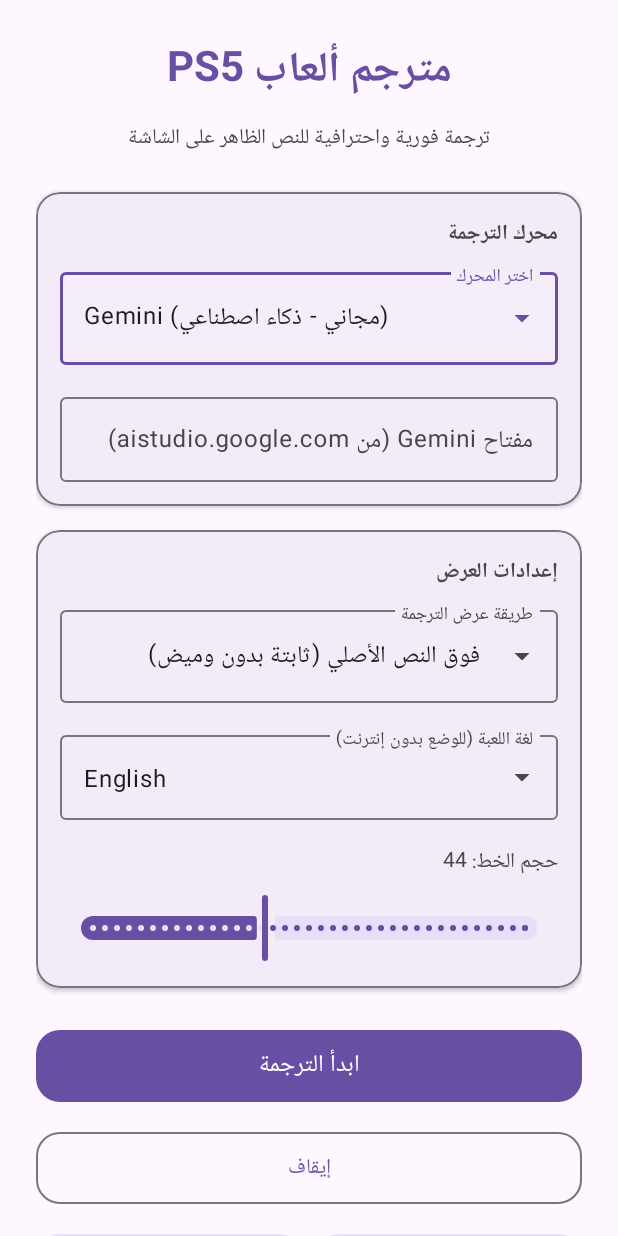
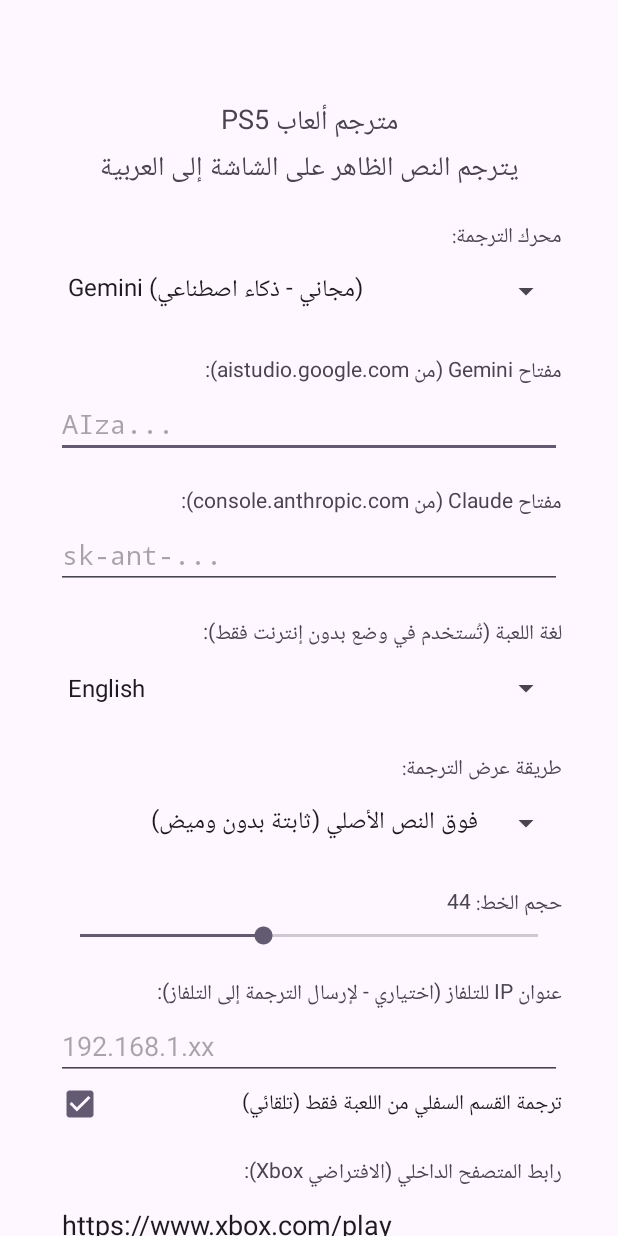
Before and after one commit to achfethi22-stack/Fth-translat, an Android app: the screen it shows after launch (MainActivity), on a phone screen of 412 x 824 dp. Run offline under Robolectric (Android 15) with nearby library versions, the phone set to English and light mode, and no system bars.

Commit message:
Update MainActivity.kt

```diff
--- a/app/src/main/java/com/example/pstranslate/MainActivity.kt
+++ b/app/src/main/java/com/example/pstranslate/MainActivity.kt
@@ -10,41 +10,34 @@ import android.os.Build
 import android.os.Bundle
 import android.provider.Settings
 import android.text.Editable
+import android.text.InputType
 import android.text.TextWatcher
+import android.view.Gravity
 import android.view.View
-import android.widget.ArrayAdapter
-import android.widget.Toast
+import android.widget.*
 import androidx.activity.ComponentActivity
 import androidx.activity.result.contract.ActivityResultContracts
-import com.google.android.material.slider.Slider
-import com.google.android.material.textfield.MaterialAutoCompleteTextView
-import com.google.android.material.textfield.TextInputEditText
-import com.google.android.material.textfield.TextInputLayout
-import com.google.android.material.button.MaterialButton
-import android.widget.TextView
 
 class MainActivity : ComponentActivity() {
 
     private val langs = listOf(
-        "en-US" to "English (American)", "en" to "English", "fr" to "Français", "es" to "Español",
-        "de" to "Deutsch", "it" to "Italiano", "pt" to "Português", "tr" to "Türkçe"
+        "en" to "English", "fr" to "Fran\u00e7ais", "es" to "Espa\u00f1ol",
+        "de" to "Deutsch", "it" to "Italiano", "pt" to "Portugu\u00eas", "tr" to "T\u00fcrk\u00e7e"
     )
-
     private val engines = listOf(
-        "Gemini (مجاني - ذكاء اصطناعي)",
-        "بدون إنترنت (مجاني - أبسط)"
+        "Gemini (\u0645\u062c\u0627\u0646\u064a - \u0630\u0643\u0627\u0621 \u0627\u0635\u0637\u0646\u0627\u0639\u064a)",
+        "Claude (\u0645\u062f\u0641\u0648\u0639 - \u0627\u0644\u0623\u062f\u0642)",
+        "\u0628\u062f\u0648\u0646 \u0625\u0646\u062a\u0631\u0646\u062a (\u0645\u062c\u0627\u0646\u064a - \u0623\u0628\u0633\u0637)"
     )
-
+    private lateinit var engineSpinner: Spinner
+    private lateinit var langSpinner: Spinner
+    private lateinit var claudeBox: EditText
+    private lateinit var geminiBox: EditText
+    private var openWebAfter = false
     private val modes = listOf(
-        "فوق النص الأصلي (ثابتة بدون وميض)",
-        "تغطية النص الأصلي (قد تومض)"
+        "\u0641\u0648\u0642 \u0627\u0644\u0646\u0635 \u0627\u0644\u0623\u0635\u0644\u064a (\u062b\u0627\u0628\u062a\u0629 \u0628\u062f\u0648\u0646 \u0648\u0645\u064a\u0636)",
+        "\u062a\u063a\u0637\u064a\u0629 \u0627\u0644\u0646\u0635 \u0627\u0644\u0623\u0635\u0644\u064a (\u0642\u062f \u062a\u0648\u0645\u0636)"
     )
-
-    private lateinit var engineSpinner: MaterialAutoCompleteTextView
-    private lateinit var langSpinner: MaterialAutoCompleteTextView
-    private lateinit var geminiBox: TextInputEditText
-    private lateinit var geminiInputLayout: TextInputLayout
-    private lateinit var tvIpBox: TextInputEditText
 
     private val captureLauncher =
         registerForActivityResult(ActivityResultContracts.StartActivityForResult()) { r ->
@@ -53,121 +46,191 @@ class MainActivity : ComponentActivity() {
                     .putExtra("code", r.resultCode)
                     .putExtra("data", r.data)
                 startForegroundService(i)
-                Toast.makeText(this, "تم التشغيل. افتح PS Remote Play الآن", Toast.LENGTH_LONG).show()
-                moveTaskToBack(true)
+                Toast.makeText(this, "\u062a\u0645 \u0627\u0644\u062a\u0634\u063a\u064a\u0644. \u0627\u0641\u062a\u062d PS Remote Play \u0627\u0644\u0622\u0646", Toast.LENGTH_LONG).show()
+                if (openWebAfter) startActivity(Intent(this, WebActivity::class.java)) else moveTaskToBack(true)
             }
+        }
+
+    private fun label(t: String) = TextView(this).apply { text = t }
+
+    private fun keyBox(hintText: String, saved: String?) = EditText(this).apply {
+        hint = hintText
+        inputType = InputType.TYPE_CLASS_TEXT or InputType.TYPE_TEXT_VARIATION_PASSWORD
+        setText(saved ?: "")
     }
 
     override fun onCreate(savedInstanceState: Bundle?) {
         super.onCreate(savedInstanceState)
-        setContentView(R.layout.activity_main)
+        val prefs = getSharedPreferences("prefs", MODE_PRIVATE)
+        val scroll = ScrollView(this)
+        val root = LinearLayout(this).apply {
+            orientation = LinearLayout.VERTICAL
+            setPadding(56, 100, 56, 56)
+            gravity = Gravity.CENTER_HORIZONTAL
+        }
+        scroll.addView(root)
 
-        val prefs = getSharedPreferences("prefs", MODE_PRIVATE)
+        root.addView(TextView(this).apply {
+            text = "\u0645\u062a\u0631\u062c\u0645 \u0623\u0644\u0639\u0627\u0628 PS5\n\u064a\u062a\u0631\u062c\u0645 \u0627\u0644\u0646\u0635 \u0627\u0644\u0638\u0627\u0647\u0631 \u0639\u0644\u0649 \u0627\u0644\u0634\u0627\u0634\u0629 \u0625\u0644\u0649 \u0627\u0644\u0639\u0631\u0628\u064a\u0629"
+            textSize = 18f
+            gravity = Gravity.CENTER
+        })
 
-        // ربط العناصر
-        engineSpinner = findViewById(R.id.engineSpinner)
-        langSpinner = findViewById(R.id.langSpinner)
-        geminiBox = findViewById(R.id.geminiBox)
-        geminiInputLayout = findViewById(R.id.geminiInputLayout)
-        tvIpBox = findViewById(R.id.tvIpBox)
-        val modeSpinner = findViewById<MaterialAutoCompleteTextView>(R.id.modeSpinner)
-        val fontLabel = findViewById<TextView>(R.id.fontLabel)
-        val fontSlider = findViewById<Slider>(R.id.fontSlider)
+        root.addView(label("\n\u0645\u062d\u0631\u0643 \u0627\u0644\u062a\u0631\u062c\u0645\u0629:"))
+        engineSpinner = Spinner(this).apply {
+            adapter = ArrayAdapter(this@MainActivity, android.R.layout.simple_spinner_dropdown_item, engines)
+            setSelection(prefs.getInt("engine", 0))
+        }
+        root.addView(engineSpinner)
 
-        val btnStart = findViewById<MaterialButton>(R.id.btnStart)
-        val btnStop = findViewById<MaterialButton>(R.id.btnStop)
-        val btnSelectArea = findViewById<MaterialButton>(R.id.btnSelectArea)
-        val btnFullScreen = findViewById<MaterialButton>(R.id.btnFullScreen)
+        root.addView(label("\n\u0645\u0641\u062a\u0627\u062d Gemini (\u0645\u0646 aistudio.google.com):"))
+        geminiBox = keyBox("AIza...", prefs.getString("gemini_key", ""))
+        root.addView(geminiBox)
 
-        // إعداد المحركات
-        engineSpinner.setAdapter(ArrayAdapter(this, android.R.layout.simple_dropdown_item_1line, engines))
-        val savedEngine = prefs.getInt("engine", 0).coerceIn(0, engines.lastIndex)
-        engineSpinner.setText(engines[savedEngine], false)
+        root.addView(label("\n\u0645\u0641\u062a\u0627\u062d Claude (\u0645\u0646 console.anthropic.com):"))
+        claudeBox = keyBox("sk-ant-...", prefs.getString("api_key", ""))
+        root.addView(claudeBox)
 
-        // إخفاء/إظهار حقل Gemini بناءً على المحرك
-        engineSpinner.setOnItemClickListener { _, _, position, _ ->
-            geminiInputLayout.visibility = if (position == 0) View.VISIBLE else View.GONE
+        root.addView(label("\n\u0644\u063a\u0629 \u0627\u0644\u0644\u0639\u0628\u0629 (\u062a\u064f\u0633\u062a\u062e\u062f\u0645 \u0641\u064a \u0648\u0636\u0639 \u0628\u062f\u0648\u0646 \u0625\u0646\u062a\u0631\u0646\u062a \u0641\u0642\u0637):"))
+        langSpinner = Spinner(this).apply {
+            adapter = ArrayAdapter(this@MainActivity, android.R.layout.simple_spinner_dropdown_item, langs.map { it.second })
+            val saved = prefs.getString("lang", "en")
+            setSelection(langs.indexOfFirst { it.first == saved }.coerceAtLeast(0))
         }
-        geminiInputLayout.visibility = if (savedEngine == 0) View.VISIBLE else View.GONE
-        geminiBox.setText(prefs.getString("gemini_key", ""))
+        root.addView(langSpinner)
 
-        // إعداد اللغات
-        langSpinner.setAdapter(ArrayAdapter(this, android.R.layout.simple_dropdown_item_1line, langs.map { it.second }))
-        val savedLang = prefs.getString("lang", "en")
-        val langIndex = langs.indexOfFirst { it.first == savedLang }.coerceAtLeast(0)
-        langSpinner.setText(langs[langIndex].second, false)
+        root.addView(label("\n\u0637\u0631\u064a\u0642\u0629 \u0639\u0631\u0636 \u0627\u0644\u062a\u0631\u062c\u0645\u0629:"))
+        val modeSpinner = Spinner(this).apply {
+            adapter = ArrayAdapter(this@MainActivity, android.R.layout.simple_spinner_dropdown_item, modes)
+            setSelection(prefs.getInt("mode", 0))
+        }
+        modeSpinner.onItemSelectedListener = object : AdapterView.OnItemSelectedListener {
+            override fun onItemSelected(p: AdapterView<*>?, v: View?, pos: Int, id: Long) {
+                prefs.edit().putInt("mode", pos).apply()
+            }
+            override fun onNothingSelected(p: AdapterView<*>?) {}
+        }
+        root.addView(modeSpinner)
 
-        // إعداد الأوضاع
-        modeSpinner.setAdapter(ArrayAdapter(this, android.R.layout.simple_dropdown_item_1line, modes))
-        val savedMode = prefs.getInt("mode", 0)
-        modeSpinner.setText(modes[savedMode], false)
-        modeSpinner.setOnItemClickListener { _, _, position, _ ->
-            prefs.edit().putInt("mode", position).apply()
+        val fontNow = prefs.getInt("font", 44)
+        val fontLabel = label("\n\u062d\u062c\u0645 \u0627\u0644\u062e\u0637: " + fontNow)
+        root.addView(fontLabel)
+        val fontBar = SeekBar(this).apply {
+            max = 60
+            progress = fontNow - 20
         }
-
-        // إعداد حجم الخط
-        val fontNow = prefs.getInt("font", 44)
-        fontLabel.text = "حجم الخط: $fontNow"
-        fontSlider.value = fontNow.toFloat()
-        fontSlider.addOnChangeListener { _, value, _ ->
-            val v = value.toInt()
-            fontLabel.text = "حجم الخط: $v"
+        fontBar.setOnSeekBarChangeListener(object : SeekBar.OnSeekBarChangeListener {
+            override fun onProgressChanged(sb: SeekBar?, p: Int, fromUser: Boolean) {
+                val v = p + 20
+                fontLabel.text = "\n\u062d\u062c\u0645 \u0627\u0644\u062e\u0637: " + v
                 prefs.edit().putInt("font", v).apply()
             }
+            override fun onStartTrackingTouch(sb: SeekBar?) {}
+            override fun onStopTrackingTouch(sb: SeekBar?) {}
+        })
+        root.addView(fontBar)
 
-        // إعداد IP TV
-        tvIpBox.setText(prefs.getString("tv_ip", ""))
-        tvIpBox.addTextChangedListener(object : TextWatcher {
+        root.addView(label("\n\u0639\u0646\u0648\u0627\u0646 IP \u0644\u0644\u062a\u0644\u0641\u0627\u0632 (\u0627\u062e\u062a\u064a\u0627\u0631\u064a - \u0644\u0625\u0631\u0633\u0627\u0644 \u0627\u0644\u062a\u0631\u062c\u0645\u0629 \u0625\u0644\u0649 \u0627\u0644\u062a\u0644\u0641\u0627\u0632):"))
+        val tvBox = EditText(this).apply {
+            hint = "192.168.1.xx"
+            setText(prefs.getString("tv_ip", ""))
+        }
+        tvBox.addTextChangedListener(object : TextWatcher {
             override fun afterTextChanged(s: Editable?) {
                 prefs.edit().putString("tv_ip", (s?.toString() ?: "").trim()).apply()
             }
             override fun beforeTextChanged(s: CharSequence?, start: Int, count: Int, after: Int) {}
             override fun onTextChanged(s: CharSequence?, start: Int, before: Int, count: Int) {}
         })
+        root.addView(tvBox)
 
-        // الأزرار
-        btnStart.setOnClickListener { start() }
-        btnStop.setOnClickListener {
-            startService(Intent(this, TranslateService::class.java).setAction(TranslateService.ACTION_STOP))
+        val autoBox = CheckBox(this).apply {
+            text = "\u062a\u0631\u062c\u0645\u0629 \u0627\u0644\u0642\u0633\u0645 \u0627\u0644\u0633\u0641\u0644\u064a \u0645\u0646 \u0627\u0644\u0644\u0639\u0628\u0629 \u0641\u0642\u0637 (\u062a\u0644\u0642\u0627\u0626\u064a)"
+            isChecked = prefs.getBoolean("auto_bottom", true)
         }
-        btnSelectArea.setOnClickListener {
+        autoBox.setOnCheckedChangeListener { _, checked ->
+            prefs.edit().putBoolean("auto_bottom", checked).apply()
+        }
+        root.addView(autoBox)
+
+        root.addView(label("\n\u0631\u0627\u0628\u0637 \u0627\u0644\u0645\u062a\u0635\u0641\u062d \u0627\u0644\u062f\u0627\u062e\u0644\u064a (\u0627\u0644\u0627\u0641\u062a\u0631\u0627\u0636\u064a Xbox):"))
+        val urlBox = EditText(this).apply {
+            setText(prefs.getString("web_url", "https://www.xbox.com/play"))
+        }
+        urlBox.addTextChangedListener(object : TextWatcher {
+            override fun afterTextChanged(s: Editable?) {
+                prefs.edit().putString("web_url", (s?.toString() ?: "").trim()).apply()
+            }
+            override fun beforeTextChanged(s: CharSequence?, start: Int, count: Int, after: Int) {}
+            override fun onTextChanged(s: CharSequence?, start: Int, before: Int, count: Int) {}
+        })
+        root.addView(urlBox)
+
+        root.addView(Button(this).apply {
+            text = "\u0627\u0628\u062f\u0623 \u0627\u0644\u062a\u0631\u062c\u0645\u0629"
+            setOnClickListener { start(false) }
+        })
+        root.addView(Button(this).apply {
+            text = "\u0627\u0628\u062f\u0623 \u0627\u0644\u062a\u0631\u062c\u0645\u0629 \u0648\u0627\u0641\u062a\u062d \u0627\u0644\u0645\u062a\u0635\u0641\u062d (Xbox)"
+            setOnClickListener { start(true) }
+        })
+        root.addView(Button(this).apply {
+            text = "\u0625\u064a\u0642\u0627\u0641"
+            setOnClickListener {
+                startService(Intent(this@MainActivity, TranslateService::class.java).setAction(TranslateService.ACTION_STOP))
+            }
+        })
+        root.addView(Button(this).apply {
+            text = "\u062a\u062d\u062f\u064a\u062f \u0645\u0646\u0637\u0642\u0629 \u0627\u0644\u062d\u0648\u0627\u0631"
+            setOnClickListener {
                 if (TranslateService.isRunning) {
-                startService(Intent(this, TranslateService::class.java).setAction(TranslateService.ACTION_SELECT))
+                    startService(Intent(this@MainActivity, TranslateService::class.java).setAction(TranslateService.ACTION_SELECT))
                     moveTaskToBack(true)
                 } else {
-                Toast.makeText(this, "ابدأ الترجمة أولاً ثم ارجع واضغط هنا", Toast.LENGTH_LONG).show()
+                    Toast.makeText(this@MainActivity, "\u0627\u0628\u062f\u0623 \u0627\u0644\u062a\u0631\u062c\u0645\u0629 \u0623\u0648\u0644\u0627\u064b \u062b\u0645 \u0627\u0631\u062c\u0639 \u0648\u0627\u0636\u063a\u0637 \u0647\u0646\u0627", Toast.LENGTH_LONG).show()
                 }
             }
-        btnFullScreen.setOnClickListener {
+        })
+        root.addView(Button(this).apply {
+            text = "\u062a\u0631\u062c\u0645\u0629 \u0627\u0644\u0634\u0627\u0634\u0629 \u0643\u0644\u0647\u0627"
+            setOnClickListener {
                 val e = getSharedPreferences("prefs", MODE_PRIVATE).edit()
                 e.putFloat("reg_l", 0f)
                 e.putFloat("reg_t", 0f)
                 e.putFloat("reg_r", 1f)
                 e.putFloat("reg_b", 1f)
+                e.putBoolean("auto_bottom", false)
                 e.apply()
-            Toast.makeText(this, "تم تحديد الشاشة كاملة", Toast.LENGTH_SHORT).show()
+                autoBox.isChecked = false
+                Toast.makeText(this@MainActivity, "\u062a\u0645", Toast.LENGTH_SHORT).show()
             }
+        })
+        setContentView(scroll)
     }
 
-    private fun start() {
-        val engine = engines.indexOf(engineSpinner.text.toString()).coerceAtLeast(0)
+    private fun start(openWeb: Boolean) {
+        openWebAfter = openWeb
+        val engine = engineSpinner.selectedItemPosition
         val gemini = geminiBox.text.toString().trim()
-
+        val claude = claudeBox.text.toString().trim()
         if (engine == 0 && gemini.isEmpty()) {
-            Toast.makeText(this, "أدخل مفتاح Gemini أولاً", Toast.LENGTH_LONG).show()
+            Toast.makeText(this, "\u0623\u062f\u062e\u0644 \u0645\u0641\u062a\u0627\u062d Gemini \u0623\u0648\u0644\u0627\u064b", Toast.LENGTH_LONG).show()
             return
         }
-
-        val langIndex = langs.indexOfFirst { it.second == langSpinner.text.toString() }.coerceAtLeast(0)
-
+        if (engine == 1 && claude.isEmpty()) {
+            Toast.makeText(this, "\u0623\u062f\u062e\u0644 \u0645\u0641\u062a\u0627\u062d Claude \u0623\u0648\u0644\u0627\u064b", Toast.LENGTH_LONG).show()
+            return
+        }
         getSharedPreferences("prefs", MODE_PRIVATE).edit()
             .putInt("engine", engine)
             .putString("gemini_key", gemini)
-            .putString("lang", langs[langIndex].first)
+            .putString("api_key", claude)
+            .putString("lang", langs[langSpinner.selectedItemPosition].first)
+            .putBoolean("web_only", openWeb)
             .apply()
 
         if (!Settings.canDrawOverlays(this)) {
-            Toast.makeText(this, "فعّل خيار العرض فوق التطبيقات ثم ارجع", Toast.LENGTH_LONG).show()
+            Toast.makeText(this, "\u0641\u0639\u0651\u0644 \u062e\u064a\u0627\u0631 \u0627\u0644\u0639\u0631\u0636 \u0641\u0648\u0642 \u0627\u0644\u062a\u0637\u0628\u064a\u0642\u0627\u062a \u062b\u0645 \u0627\u0631\u062c\u0639", Toast.LENGTH_LONG).show()
             startActivity(Intent(Settings.ACTION_MANAGE_OVERLAY_PERMISSION, Uri.parse("package:$packageName")))
             return
         }
```
Lines whose indentation alone changed are shown as unchanged.
